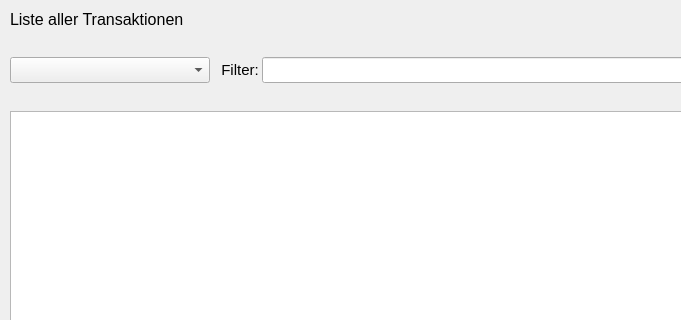
Old version of the form src/gui/qt/ui_components/dialog_transaction_list.ui in the repository minutogit/eMinuto-Desktop-Prototype; both pictures show x 0 to 681 and y 0 to 320 of the 830 by 748 pixel window.
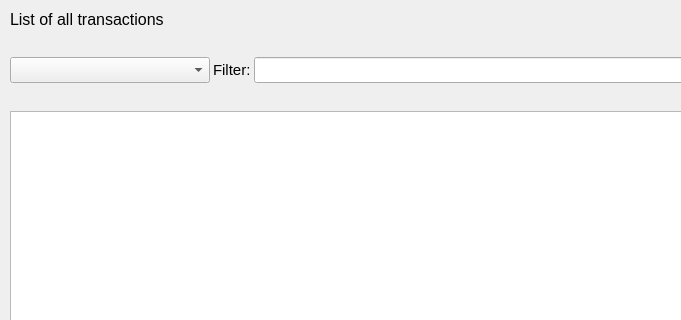
New version of the form.

```diff
--- a/src/gui/qt/ui_components/dialog_transaction_list.ui
+++ b/src/gui/qt/ui_components/dialog_transaction_list.ui
@@ -40,7 +40,7 @@
     </font>
    </property>
    <property name="text">
-    <string>Liste aller Transaktionen</string>
+    <string>List of all transactions</string>
    </property>
   </widget>
   <widget class="QWidget" name="layoutWidget">
@@ -81,7 +81,7 @@
          </font>
         </property>
         <property name="text">
-         <string>  Filter:</string>
+         <string>Filter:</string>
         </property>
        </widget>
       </item>
```
Left out of the diff: 2 changed lines with no effect on the pictures.
